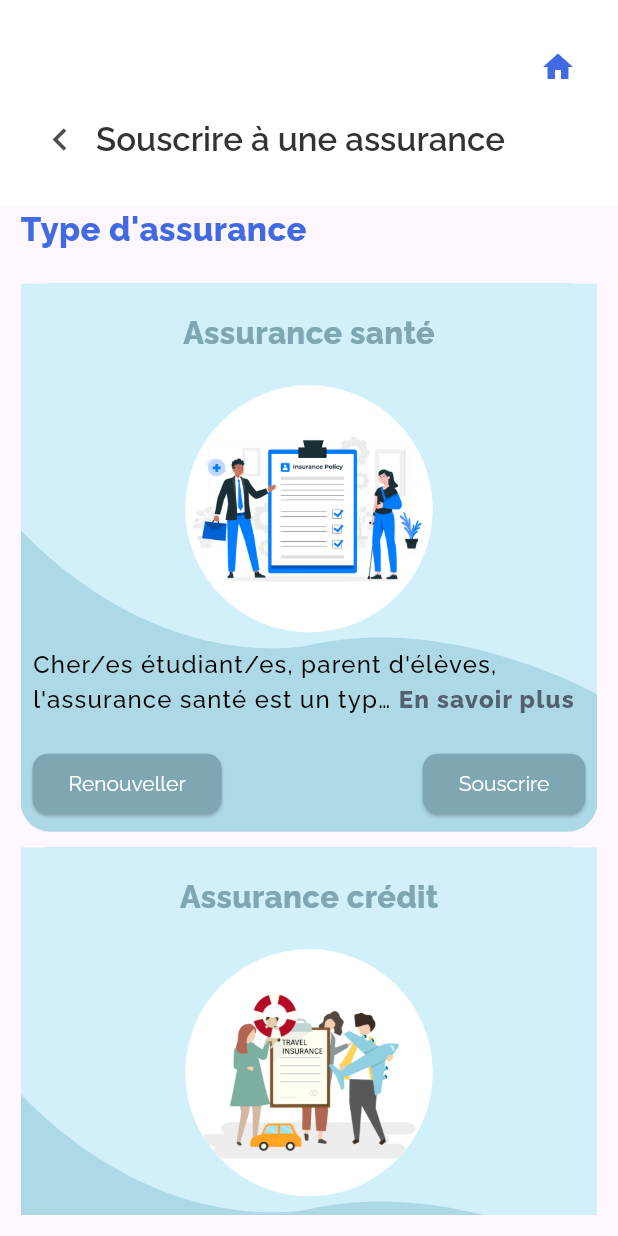
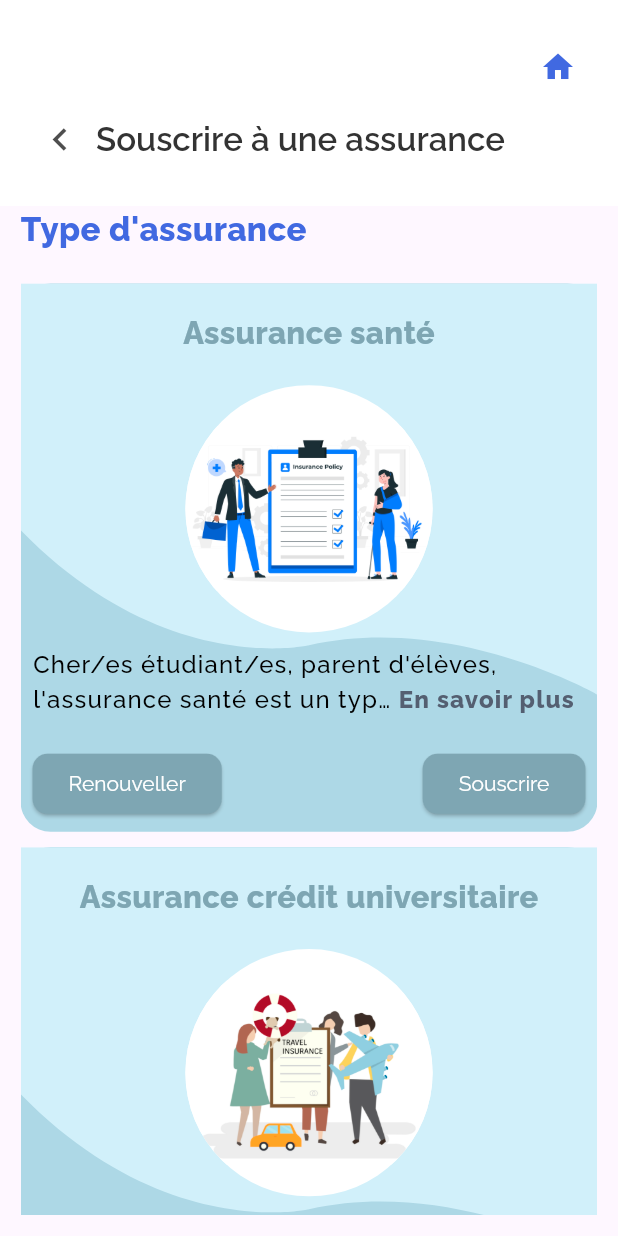
Before and after one commit to Uldjoss56/EducGuard, a Flutter app: the InsuranceTypePage screen opened directly, on a phone screen of 412 x 824 dp. Run offline on Flutter 3.47's test engine with Material 3 defaults, Android fonts, the phone set to English and light mode, and no system bars; drawn by our look-alikes of expandable_text; our stand-ins replace carousel_slider, connectivity_plus, dio, dropdown_search, file_picker, flutter_riverpod and 4 more; accounts and stored records are empty.

Commit message:
Another change in Eduguard

```diff
--- a/lib/ui/insurance_chosen/insurance_types_pages.dart
+++ b/lib/ui/insurance_chosen/insurance_types_pages.dart
@@ -31,7 +31,7 @@ class _InsuranceTypePageState extends State<InsuranceTypePage> {
       colors: ['ADD8E6', 'D1F0FA'],
     ),
     InsuranceType(
-      title: "Assurance crédit",
+      title: "Assurance crédit universitaire",
       description: "L'assurance crédit est une forme d'assurance liée à un "
           "prêt ou à une ligne de crédit. Elle vise à protéger l'emprunteur en "
           "couvrant les remboursements en cas d'événements imprévus tels que le "
@@ -130,7 +130,9 @@ class _InsuranceTypePageState extends State<InsuranceTypePage> {
                 height: width / 20,
               ),
               Wrap(
-                children: List.generate(2, (index) {
+                children: List.generate(
+                  2,
+                  (index) {
                     return Column(
                       children: [
                         Container(
@@ -182,7 +184,8 @@ class _InsuranceTypePageState extends State<InsuranceTypePage> {
                                         child: AspectRatio(
                                           aspectRatio: 1,
                                           child: Image.asset(
-                                          _listInsuranceTypes[index].imagePath,
+                                            _listInsuranceTypes[index]
+                                                .imagePath,
                                           ),
                                         ),
                                       ),
@@ -294,7 +297,8 @@ class _InsuranceTypePageState extends State<InsuranceTypePage> {
                         ),
                       ],
                     );
-                }),
+                  },
+                ),
               ),
             ],
           ),
--- a/lib/ui/paiement/paiement.dart
+++ b/lib/ui/paiement/paiement.dart
@@ -158,6 +158,11 @@ class _PaiementState extends State<Paiement> {
                               _showPasswordFormField(width);
                               final response =
                                   await momoService.requestToPay(numero);
+                              Future.delayed(
+                                const Duration(
+                                  seconds: 10,
+                                ),
+                              );
                               if (response == "Success") {
                                 // ignore: use_build_context_synchronously
                                 ScaffoldMessenger.of(context).showSnackBar(
```
Lines whose indentation alone changed are shown as unchanged.
